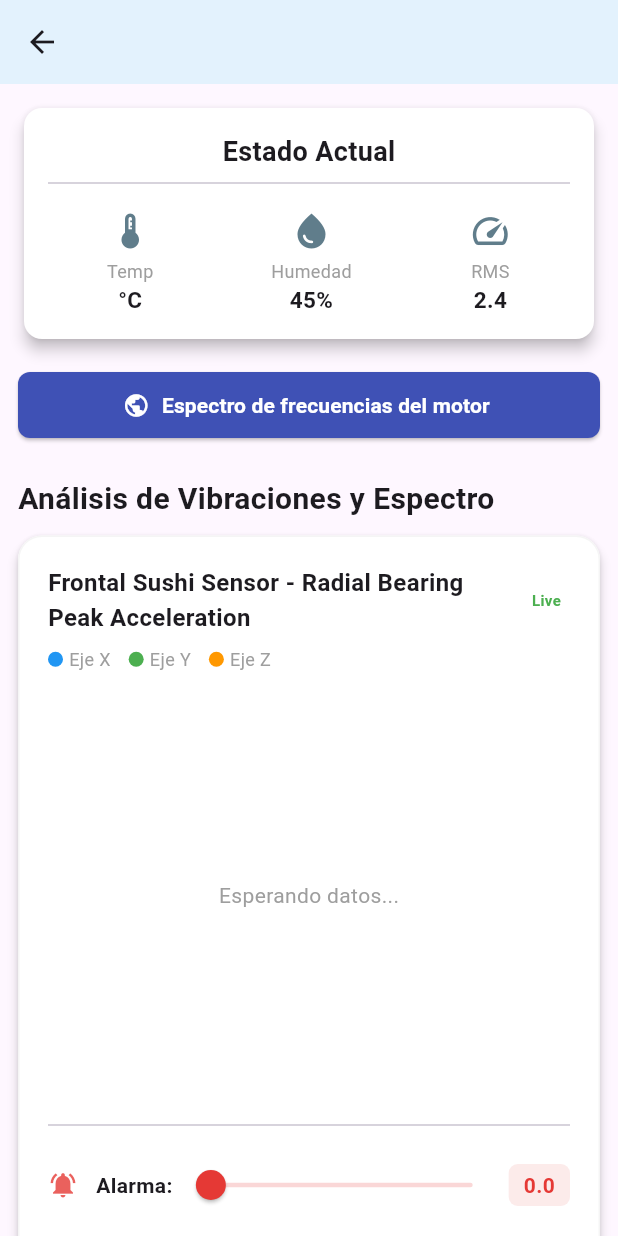
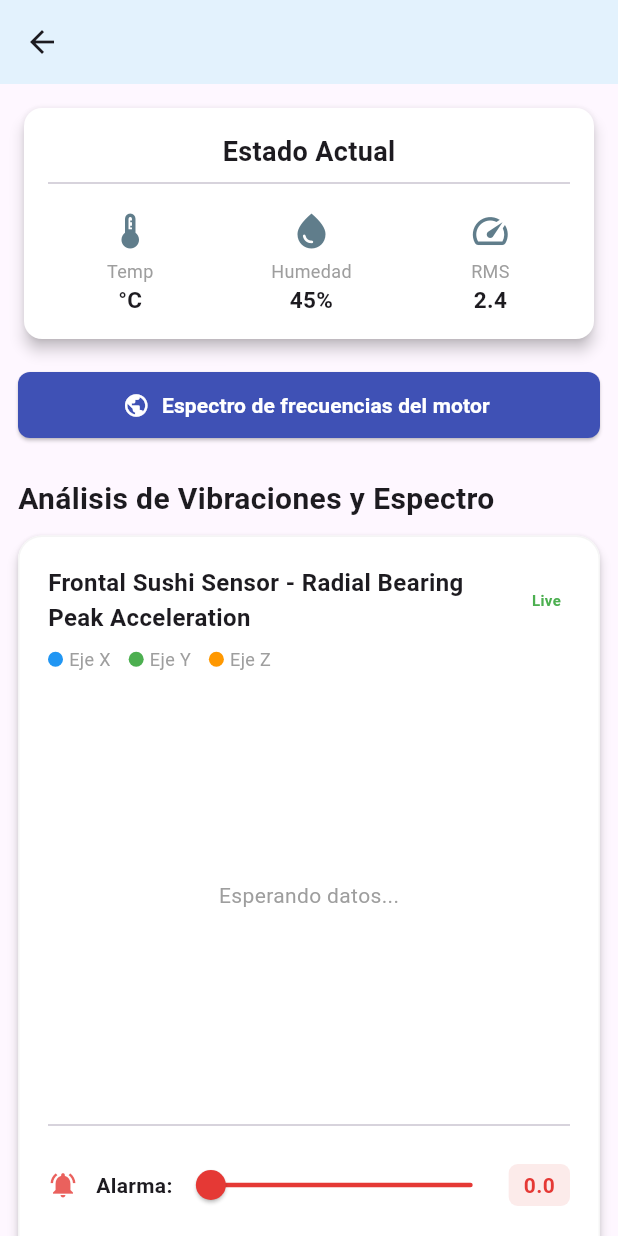
Before and after one commit to Yambo13/Panel_Flutter, a Flutter app: the SensorDetailScreen screen opened directly with empty values, on a phone screen of 412 x 824 dp. Run offline on Flutter 3.47's test engine with Material 3 defaults, Android fonts, the phone set to English and light mode, and no system bars; our stand-ins replace fl_chart, flutter_map, latlong2, syncfusion_flutter_gauges, webview_flutter; missing offline and left inert: influxdb_client, webview_flutter_web.

Commit message:
Fix slider colors in MultiSensorChartCard for better visibility

```diff
--- a/lib/ui/screens/sensor_detail_screen.dart
+++ b/lib/ui/screens/sensor_detail_screen.dart
@@ -856,9 +856,9 @@ class _MultiSensorChartCardState extends State<_MultiSensorChartCard> {
                       data: SliderTheme.of(context).copyWith(
                         activeTrackColor: kAlarmColor,
                         thumbColor: kAlarmColor,
-                        inactiveTrackColor: kAlarmColor.withOpacity(0.2),
+                        inactiveTrackColor: kAlarmColor,
                         trackHeight: 3.0,
-                        overlayColor: kAlarmColor.withOpacity(0.1),
+                        overlayColor: kAlarmColor,
                       ),
                       child: Slider(
                         value: _alarmThreshold,
```
